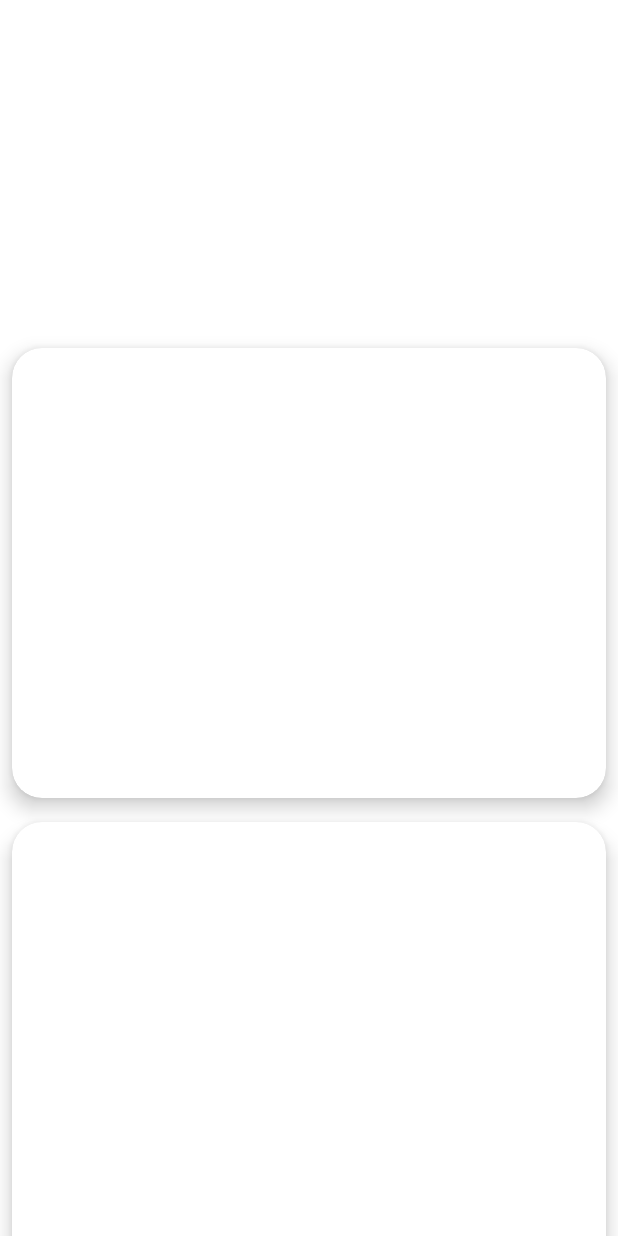
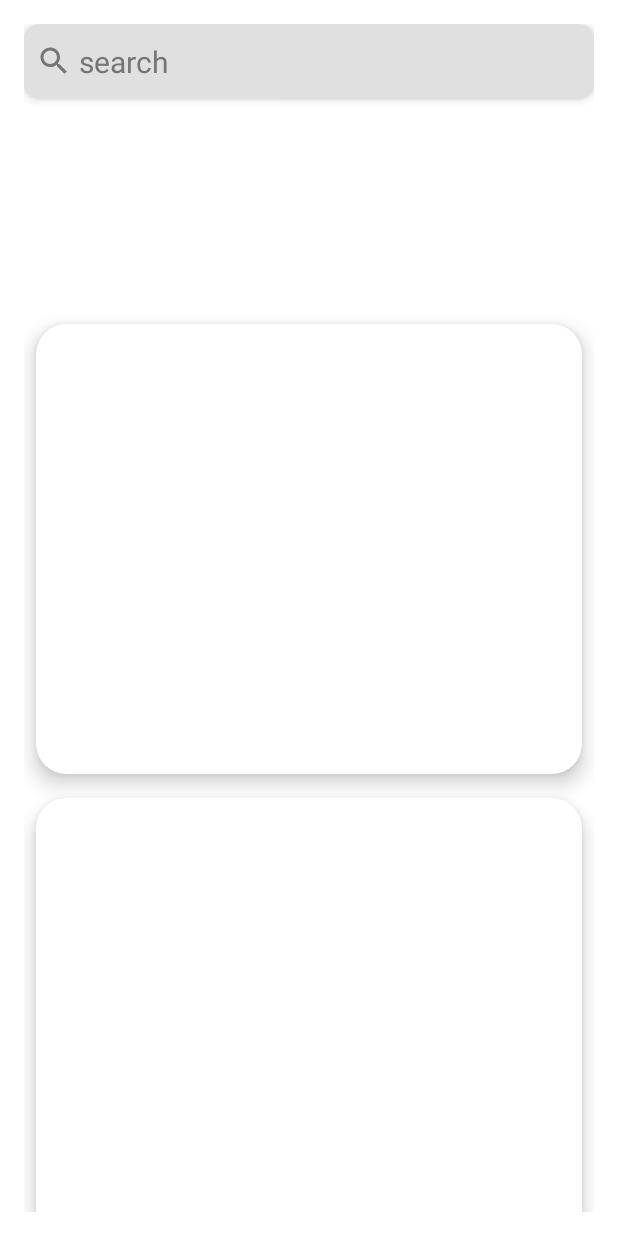
Before and after one commit to IbrahimAlzaidi/HeroApp, an Android app: the layout fragment_search.xml on its own in the app's theme, with its tools: preview values and no code run, on a phone screen of 412 x 824 dp. Run offline under Robolectric (Android 15) with nearby library versions, the phone set to English and light mode, and no system bars.

Commit message:
Adding SearchBar to fragment_search.

```diff
--- /dev/null
+++ b/app/src/main/res/drawable/ic_search.xml
@@ -0,0 +1,11 @@
+<?xml version="1.0" encoding="utf-8"?>
+<vector xmlns:android="http://schemas.android.com/apk/res/android"
+    android:width="24dp"
+    android:height="24dp"
+    android:viewportWidth="24"
+    android:viewportHeight="24"
+    android:tint="#757575">
+    <path
+        android:fillColor="@android:color/white"
+        android:pathData="M15.5,14h-0.79l-0.28,-0.27C15.41,12.59 16,11.11 16,9.5 16,5.91 13.09,3 9.5,3S3,5.91 3,9.5 5.91,16 9.5,16c1.61,0 3.09,-0.59 4.23,-1.57l0.27,0.28v0.79l5,4.99L20.49,19l-4.99,-5zM9.5,14C7.01,14 5,11.99 5,9.5S7.01,5 9.5,5 14,7.01 14,9.5 11.99,14 9.5,14z" />
+</vector>
--- /dev/null
+++ b/app/src/main/res/drawable/shape_search_bar.xml
@@ -0,0 +1,6 @@
+<?xml version="1.0" encoding="utf-8"?>
+<shape xmlns:android="http://schemas.android.com/apk/res/android"
+    android:shape="rectangle">
+    <solid android:color="#E0E0E0" />
+    <corners android:radius="12dp" />
+</shape>
--- a/app/src/main/res/layout/fragment_search.xml
+++ b/app/src/main/res/layout/fragment_search.xml
@@ -4,8 +4,25 @@
     xmlns:tools="http://schemas.android.com/tools"
     android:layout_width="match_parent"
     android:layout_height="match_parent"
+    android:layout_margin="16dp"
     android:background="@color/white"
     tools:context=".ui.fragment.search.SearchFragment">
+
+    <EditText
+        android:id="@+id/search_bar"
+        android:layout_width="match_parent"
+        android:layout_height="50dp"
+        android:padding="8dp"
+        android:inputType="text"
+        android:textSize="20dp"
+        android:hint=" search"
+        android:textColorHint="#757575"
+        android:elevation="4dp"
+        android:drawableStart="@drawable/ic_search"
+        android:background="@drawable/shape_search_bar"
+        app:layout_constraintEnd_toEndOf="parent"
+        app:layout_constraintStart_toStartOf="parent"
+        app:layout_constraintTop_toTopOf="parent" />
 
     <androidx.recyclerview.widget.RecyclerView
         android:id="@+id/recycler_hero"
```
